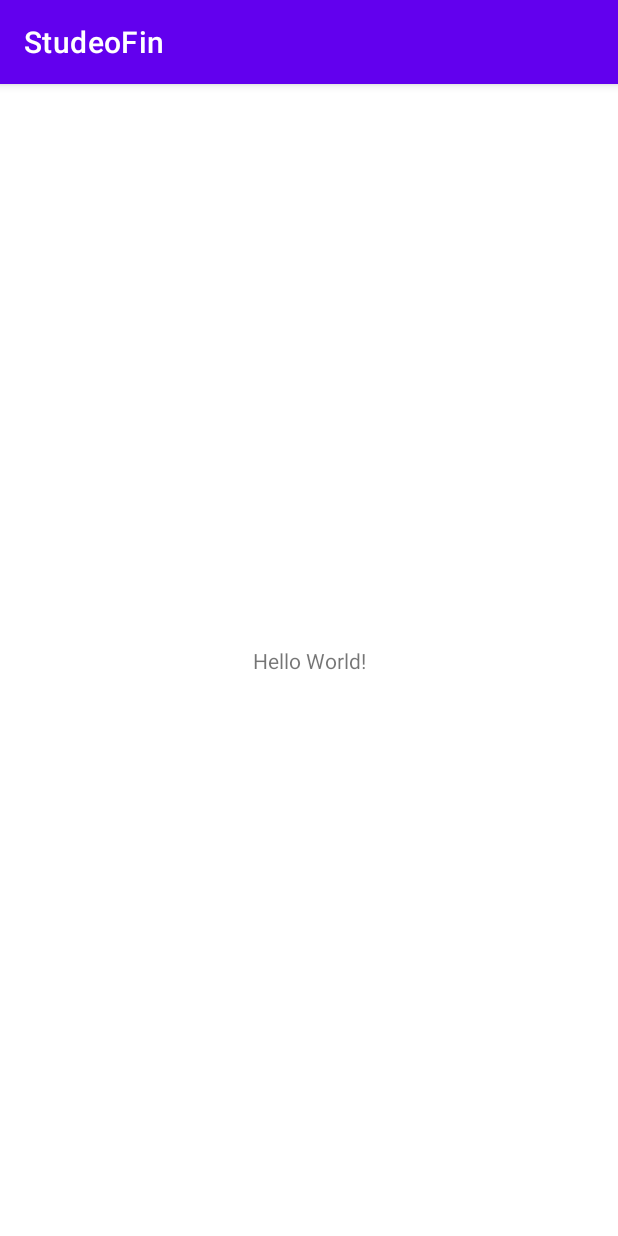
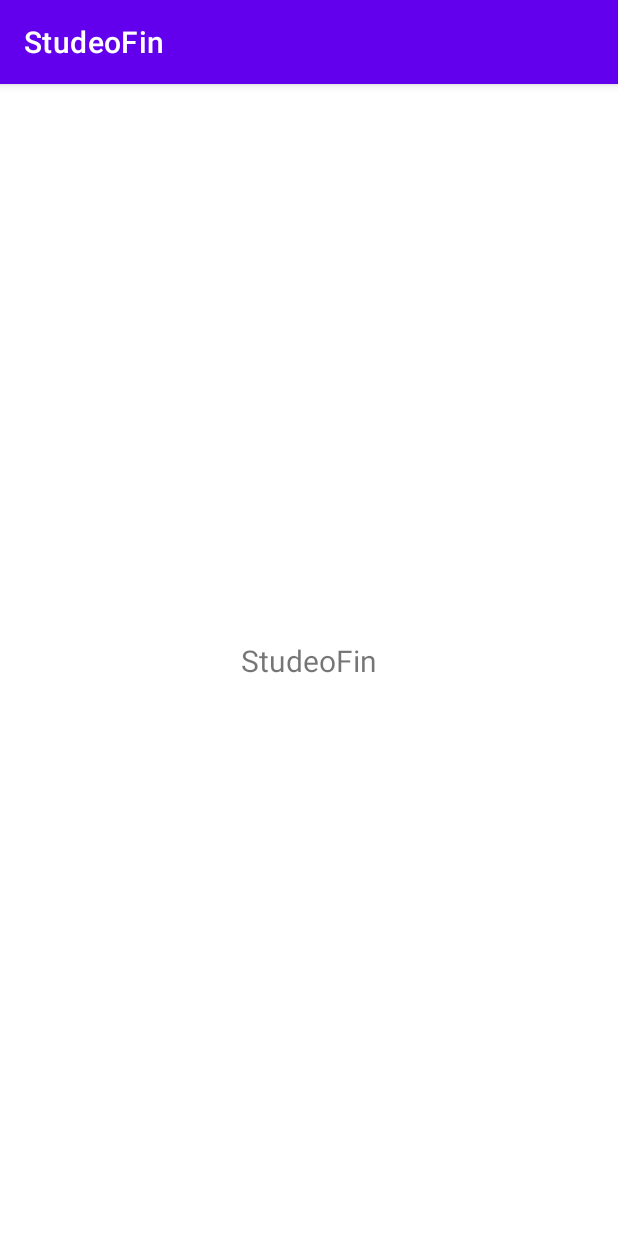
Before and after one commit to mayckolsilva/StudeoFin, an Android app: the screen it shows after launch (MainActivity), on a phone screen of 412 x 824 dp. Run offline under Robolectric (Android 15) with nearby library versions, the phone set to English and light mode, and no system bars.

Commit message:
teste commit

```diff
--- a/fonte/app/src/main/res/layout/activity_main.xml
+++ b/fonte/app/src/main/res/layout/activity_main.xml
@@ -9,7 +9,9 @@
     <TextView
         android:layout_width="wrap_content"
         android:layout_height="wrap_content"
-        android:text="Hello World!"
+        android:text="StudeoFin"
+
+        android:textSize="20sp"
         app:layout_constraintBottom_toBottomOf="parent"
         app:layout_constraintLeft_toLeftOf="parent"
         app:layout_constraintRight_toRightOf="parent"
```
